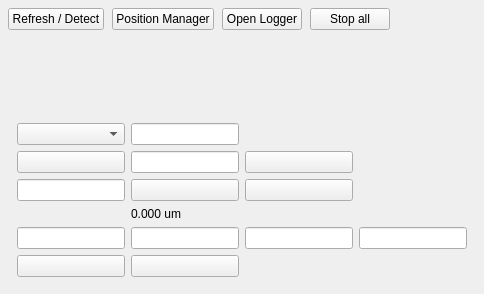
janlazer/UKE-thorKinesisPlugin, file thorKinesisPlugin/thorlabsKinesisPlugin_UI.ui: the form before one commit.
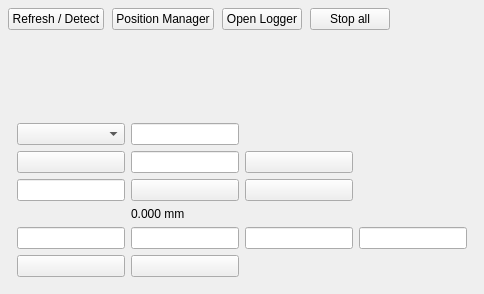
The form after the commit.

Commit message: Add KVS trigger velocity and per-axis GUI controls

```diff
--- a/thorKinesisPlugin/thorlabsKinesisPlugin_UI.ui
+++ b/thorKinesisPlugin/thorlabsKinesisPlugin_UI.ui
@@ -132,7 +132,7 @@
                             <item row="3" column="1">
                                 <widget class="QLabel" name="label_positionValue">
                                     <property name="text">
-                                        <string>0.000 um</string>
+                                        <string>0.000 mm</string>
                                     </property>
                                 </widget>
                             </item>
```
The commit also changes 7 other files.
